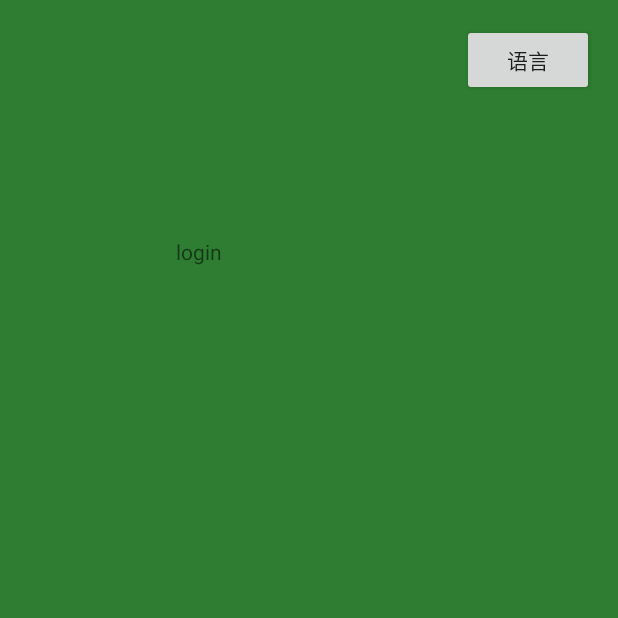
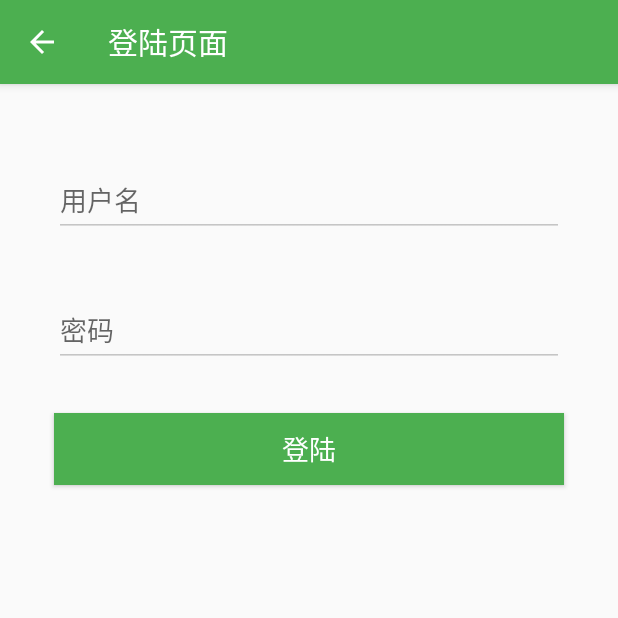
Before and after one commit to AlvaWymer/AllezMaps, an Android app: the LoginActivity screen opened directly, with no data from a screen before it, on a phone screen of 412 x 824 dp, the top half of it. Run offline under Robolectric (Android 15) with nearby library versions, the phone set to English and light mode, and no system bars.

Commit message:
增加了登录界面

```diff
--- a/app/src/main/java/com/helloworld/lyz/allezmap/LoginActivity.java
+++ b/app/src/main/java/com/helloworld/lyz/allezmap/LoginActivity.java
@@ -1,133 +1,174 @@
 package com.helloworld.lyz.allezmap;
 
-import android.app.AlertDialog;
-import android.app.Dialog;
-import android.content.ComponentName;
 import android.content.Context;
-import android.content.DialogInterface;
-import android.content.Intent;
-import android.net.ConnectivityManager;
 import android.os.Bundle;
-import android.view.LayoutInflater;
+import android.support.design.widget.TextInputLayout;
+import android.support.v7.app.ActionBar;
+import android.support.v7.app.AppCompatActivity;
+import android.support.v7.widget.Toolbar;
+import android.text.Editable;
+import android.text.TextUtils;
+import android.text.TextWatcher;
+import android.view.Menu;
+import android.view.MenuItem;
 import android.view.View;
+import android.view.inputmethod.InputMethodManager;
 import android.widget.Button;
-import android.widget.TextView;
+import android.widget.EditText;
 import android.widget.Toast;
+/**
+ * Created by JohnTsai on 16/1/31.
+ */
+public class LoginActivity extends AppCompatActivity implements View.OnClickListener {
 
-/**
- * Created at 2017/1/11 20:15
- *
- * @Version 1.0
- * @Author paul (yangnaihua.2008at163.com)
- * @desc: LoginActivity  登录界面
- */
-
-
-public class LoginActivity extends BaseActivity implements View.OnClickListener {
-    private Dialog mDialog;
+    private EditText mEditTextName;
+    private EditText mEditTextPassword;
+    private Button mLoginButton;
+    private TextInputLayout mTextInputLayoutName;
+    private TextInputLayout mTextInputLayoutPswd;
 
     @Override
     protected void onCreate(Bundle savedInstanceState) {
         super.onCreate(savedInstanceState);
         setContentView(R.layout.activity_login);
-        Toast.makeText(LoginActivity.this, "LoginActivity", Toast.LENGTH_LONG).show();
 
-        Button button = (Button) findViewById(R.id.but_login);
-        button.setOnClickListener(new View.OnClickListener() {
+        Toolbar toolbar = (Toolbar) findViewById(R.id.login_toolbar);
+        setSupportActionBar(toolbar);
+
+        ActionBar actionBar = getSupportActionBar();
+        actionBar.setTitle(R.string.login_bar_title);
+
+
+        //给左上角图标的左边加上一个返回的图标
+        actionBar.setDisplayHomeAsUpEnabled(true);
+        //使左上角图标是否显示，如果设成false，则没有程序图标，仅仅就个标题，否则，显示应用程序图标，
+        actionBar.setDisplayShowHomeEnabled(true);
+
+        mTextInputLayoutName= (TextInputLayout) findViewById(R.id.Login_text_input_layout_name);
+        mTextInputLayoutPswd = (TextInputLayout) findViewById(R.id.Login_text_input_layout_password);
+
+        mEditTextName = (EditText) findViewById(R.id.login_editText_name);
+        mTextInputLayoutName.setErrorEnabled(true);
+        mEditTextPassword = (EditText) findViewById(R.id.login_editText_password);
+        mTextInputLayoutPswd.setErrorEnabled(true);
+
+        mLoginButton = (Button) findViewById(R.id.login_button_login);
+        mLoginButton.setOnClickListener(this);
+        mEditTextName.addTextChangedListener(new TextWatcher() {
+            @Override
+            public void beforeTextChanged(CharSequence s, int start, int count, int after) {
+
+            }
 
             @Override
-            public void onClick(View v) {
-                if (mDialog == null) {
-                    LayoutInflater inflater = getLayoutInflater();
-                    View layout = inflater.inflate(R.layout.dialog_select_lanuage, null);
-                    TextView english = (TextView) layout.findViewById(R.id.dialog_select_english);
-                    TextView chinese = (TextView) layout.findViewById(R.id.dialog_select_chinese);
-                    mDialog = new Dialog(LoginActivity.this, R.style.Custom_Dialog_Theme);
-                    mDialog.setCanceledOnTouchOutside(false);
-                    english.setOnClickListener(LoginActivity.this);
-                    chinese.setOnClickListener(LoginActivity.this);
-                    mDialog.setContentView(layout);
-                }
-                mDialog.show();
+            public void onTextChanged(CharSequence s, int start, int before, int count) {
+
+            }
+
+            @Override
+            public void afterTextChanged(Editable s) {
+                checkName(s.toString(),false);
+            }
+        });
+
+        mEditTextPassword.addTextChangedListener(new TextWatcher() {
+            @Override
+            public void beforeTextChanged(CharSequence s, int start, int count, int after) {
+
+            }
+
+            @Override
+            public void onTextChanged(CharSequence s, int start, int before, int count) {
+
+            }
+
+            @Override
+            public void afterTextChanged(Editable s) {
+                checkPswd(s.toString(),false);
             }
         });
     }
 
-
-    //首次启动时  检测网络状态
     @Override
-    protected void onStart() {
-        NetWorkStatus();
-        super.onStart();
+    public boolean onCreateOptionsMenu(Menu menu) {
+        getMenuInflater().inflate(R.menu.login, menu);
+        return true;
     }
 
+    //对应的menu目录下面的login.xml文件中的item   选择事件
+    @Override
+    public boolean onOptionsItemSelected(MenuItem item) {
 
-    // 判断网络连接 方法
-    public void NetWorkStatus() {
-        ConnectivityManager connectivityManager = (ConnectivityManager) getSystemService(Context.CONNECTIVITY_SERVICE);
-        connectivityManager.getActiveNetworkInfo();
+        switch(item.getItemId()) {
+            case android.R.id.home:
+                finish();
+//                break;
+                return true;
+            case R.id.action_settings:
+                Toast.makeText(this,"点击了查找按钮",Toast.LENGTH_SHORT).show();
+                break;
 
-        boolean netSataus = true;
-        if (connectivityManager.getActiveNetworkInfo() != null) {
-            netSataus = connectivityManager.getActiveNetworkInfo().isAvailable();
-        } else {
-            AlertDialog.Builder aler_builder = new AlertDialog.Builder(this)
-                    .setIcon(R.mipmap.ic_launcher).setTitle(R.string.login_network_title)
-                    .setMessage(R.string.login_network_message);
-            aler_builder.setPositiveButton(R.string.login_network_setting, new DialogInterface.OnClickListener() {
-                public void onClick(DialogInterface dialog, int whichButton) {
-                    /* Intent mIntent = new Intent("/"); */
-                    /**
-                     * 判断手机系统的版本！如果API大于10 就是3.0+
-                     * 因为3.0以上的版本的设置和3.0以下的设置不一样，调用的方法不同
-                     */
+        }
+//        return true;
+//        //
+//        if(item.getItemId()==R.id.action_settings){
+//            Toast.makeText(this,"点击了查找按钮",Toast.LENGTH_SHORT).show();
+//
+//
+//        }
+//        if(item.getItemId()==android.R.id.home) {
+//            finish();
+//            return true;
+//        }
+        return super.onOptionsItemSelected(item);
+    }
 
-                    Intent intent = null;
-                    /**
-                     * 判断手机系统的版本！如果API大于10 就是3.0+
-                     * 因为3.0以上的版本的设置和3.0以下的设置不一样，调用的方法不同
-                     */
-                    if (android.os.Build.VERSION.SDK_INT > 10) {
-                        intent = new Intent(
-                                android.provider.Settings.ACTION_WIFI_SETTINGS);
-                    } else {
-                        intent = new Intent();
-                        ComponentName component = new ComponentName(
-                                "com.android.settings",
-                                "com.android.settings.WirelessSettings");
-                        intent.setComponent(component);
-                        intent.setAction("android.intent.action.VIEW");
-                    }
-                    startActivity(intent);
-                }
-            }).setNeutralButton(R.string.login_network_cancel, new DialogInterface.OnClickListener() {
-                public void onClick(DialogInterface dialog, int whichButton) {
-                    dialog.cancel();
-                }
-            }).show();
+    @Override
+    public void onClick(View v) {
+        if(v.getId()==R.id.login_button_login){
+            hideKeyBoard();
+            if(!checkName(mEditTextName.getText(),true))
+                return;
+            if(!checkPswd(mEditTextPassword.getText(),true))
+                return;
+            Toast.makeText(this,"登录成功",Toast.LENGTH_SHORT).show();
+            finish();
         }
     }
 
-    //重写 onclick方法
-    @Override
-    public void onClick(View v) {
-        mDialog.dismiss();
-        switch (v.getId()) {
-            case R.id.dialog_select_english:
-                switchLanguage("en");
-                break;
-            case R.id.dialog_select_chinese:
-                switchLanguage("zh");
-                break;
+    private boolean checkPswd(CharSequence pswd,boolean isLogin) {
+        if(TextUtils.isEmpty(pswd)) {
+            if(isLogin) {
+                mTextInputLayoutPswd.setError("mima ");
+                return false;
+            }
+        }else{
+            mTextInputLayoutPswd.setError(null);
+        }
+        return true;
+    }
 
-            default:
-                break;
+    private boolean checkName(CharSequence name,boolean isLogin) {
+        if(TextUtils.isEmpty(name)) {
+            if(isLogin) {
+                mTextInputLayoutName.setError("zhanghu");
+                return false;
+            }
+        }else{
+            mTextInputLayoutName.setError(null);
+        }
+        return true;
+    }
+
+    private void hideKeyBoard() {
+        View view = getCurrentFocus();
+        if(view!=null){
+            ((InputMethodManager)getSystemService(Context.INPUT_METHOD_SERVICE))
+                    .hideSoftInputFromWindow(view.getWindowToken(),InputMethodManager.HIDE_NOT_ALWAYS);
         }
 
-        //更新语言后，destroy当前页面，重新绘制
-        finish();
-        Intent intent = new Intent(LoginActivity.this, LoginActivity.class);
-        startActivity(intent);
     }
-
+    public void doThis(MenuItem item){
+        Toast.makeText(this, "Hello World", Toast.LENGTH_LONG).show();
+    }
 }
--- a/app/src/main/res/layout/activity_login.xml
+++ b/app/src/main/res/layout/activity_login.xml
@@ -1,31 +1,86 @@
 <?xml version="1.0" encoding="utf-8"?>
-<RelativeLayout xmlns:android="http://schemas.android.com/apk/res/android"
+<android.support.design.widget.CoordinatorLayout xmlns:android="http://schemas.android.com/apk/res/android"
+    xmlns:app="http://schemas.android.com/apk/res-auto"
     xmlns:tools="http://schemas.android.com/tools"
-    android:id="@+id/activity_login"
     android:layout_width="match_parent"
     android:layout_height="match_parent"
+    android:fitsSystemWindows="true"
+    tools:context="com.helloworld.lyz.allezmap.LoginActivity">
+
+    <android.support.design.widget.AppBarLayout
+        android:layout_width="match_parent"
+        android:layout_height="wrap_content"
+        android:theme="@style/AppTheme.AppBarOverlay">
+
+        <android.support.v7.widget.Toolbar
+            android:id="@+id/login_toolbar"
+            android:layout_width="match_parent"
+            android:layout_height="?attr/actionBarSize"
+            android:background="?attr/colorPrimary"
+            app:popupTheme="@style/AppTheme.PopupOverlay" />
+
+    </android.support.design.widget.AppBarLayout>
+
+    <LinearLayout
+        android:layout_width="match_parent"
+        android:layout_height="match_parent"
+        android:focusable="true"
+        android:focusableInTouchMode="true"
+        android:orientation="vertical"
         android:paddingBottom="@dimen/activity_vertical_margin"
         android:paddingLeft="@dimen/activity_horizontal_margin"
         android:paddingRight="@dimen/activity_horizontal_margin"
         android:paddingTop="@dimen/activity_vertical_margin"
+        app:layout_behavior="@string/appbar_scrolling_view_behavior"
         tools:context="com.helloworld.lyz.allezmap.LoginActivity"
-    android:background="@color/colorPrimaryDark">
+        tools:showIn="@layout/app_bar_programme">
 
-    <TextView
-        android:text="login"
-        android:layout_width="wrap_content"
+        <android.support.design.widget.TextInputLayout
+            android:id="@+id/Login_text_input_layout_name"
+            android:layout_width="match_parent"
             android:layout_height="wrap_content"
-        android:layout_alignParentTop="true"
-        android:layout_alignParentStart="true"
-        android:layout_marginStart="101dp"
-        android:layout_marginTop="142dp"
-        android:id="@+id/textView3" />
+            android:layout_marginLeft="20dp"
+            android:layout_marginRight="20dp"
+            android:layout_marginTop="30dp">
 
+            <EditText
+                android:id="@+id/login_editText_name"
+                android:layout_width="match_parent"
+                android:layout_height="wrap_content"
+                android:hint="@string/login_hint_name"
+                android:textColorHint="@color/colorGray"
+                />
+        </android.support.design.widget.TextInputLayout>
+        <android.support.design.widget.TextInputLayout
+            android:id="@+id/Login_text_input_layout_password"
+            android:layout_width="match_parent"
+            android:layout_height="wrap_content"
+            android:layout_marginLeft="20dp"
+            android:layout_marginRight="20dp"
+            android:layout_marginTop="10dp">
+
+            <EditText
+                android:id="@+id/login_editText_password"
+                android:layout_width="match_parent"
+                android:layout_height="wrap_content"
+                android:hint="@string/login_hint_password"
+                android:inputType="textPassword"
+                android:textColorHint="@color/colorGray"
+                />
+        </android.support.design.widget.TextInputLayout>
+
+        <!--android:textAllCaps="false"  取消自动变为大写-->
         <Button
-        android:layout_width="wrap_content"
+            android:id="@+id/login_button_login"
+            android:layout_width="match_parent"
             android:layout_height="wrap_content"
-        android:text="@string/login_language"
-        android:id="@+id/but_login"
-        android:layout_alignParentTop="true"
-        android:layout_alignParentEnd="true" />
-</RelativeLayout>
+            android:layout_marginTop="10dp"
+            android:layout_marginLeft="20dp"
+            android:layout_marginRight="20dp"
+            android:background="@color/colorPrimary"
+            android:text="@string/login_btn_hint_login"
+            android:textColor="#ffffff"
+            android:textSize="18sp"
+            android:textAllCaps="false"/>
+    </LinearLayout>
+</android.support.design.widget.CoordinatorLayout>
--- a/app/src/main/res/layout/app_bar_programme.xml
+++ b/app/src/main/res/layout/app_bar_programme.xml
@@ -23,6 +23,7 @@
 
     <include layout="@layout/content_programme" />
 
+    <!--主页面右下角的-->
     <android.support.design.widget.FloatingActionButton
         android:id="@+id/fab"
         android:layout_width="wrap_content"
--- /dev/null
+++ b/app/src/main/res/menu/login.xml
@@ -0,0 +1,12 @@
+<?xml version="1.0" encoding="utf-8"?>
+<menu>
+    <!--隐藏掉了登录主页面 actionbar 右边的item-->
+    <!--<item-->
+    <!--android:id="@+id/action_settings"-->
+        <!--android:orderInCategory="100"-->
+    <!--android:icon="@mipmap/ic_search_white_24dp"-->
+    <!--android:title=""-->
+    <!--app:showAsAction="always"-->
+    <!--/>-->
+
+</menu>
--- a/app/src/main/res/values/strings.xml
+++ b/app/src/main/res/values/strings.xml
@@ -17,8 +17,12 @@
     <string name="program_it_exit">退出</string>
 
 
-
-
+    <!--登陆模块-->
+    <string name="login_hint_name">用户名</string>
+    <string name="login_hint_password">密码</string>
+    <string name="login_btn_hint_login">登陆</string>
+    <string name="login_bar_title">登陆页面</string>
+    <!--<string name="hint_name">用户名/Email/手机号</string>-->
 
     <string name="title_activity_programme">ProgrammeActivity</string>
 
```
Also changed, not shown: app/src/main/AndroidManifest.xml (+9 -2 lines), app/src/main/java/com/helloworld/lyz/allezmap/Login2Activity.java (added, +133 -0 lines), app/src/main/res/layout/activity_login2.xml (added, +31 -0 lines), app/src/main/res/values/styles.xml (+6 -0 lines), 2 other files. Lines whose indentation alone changed are shown as unchanged.
